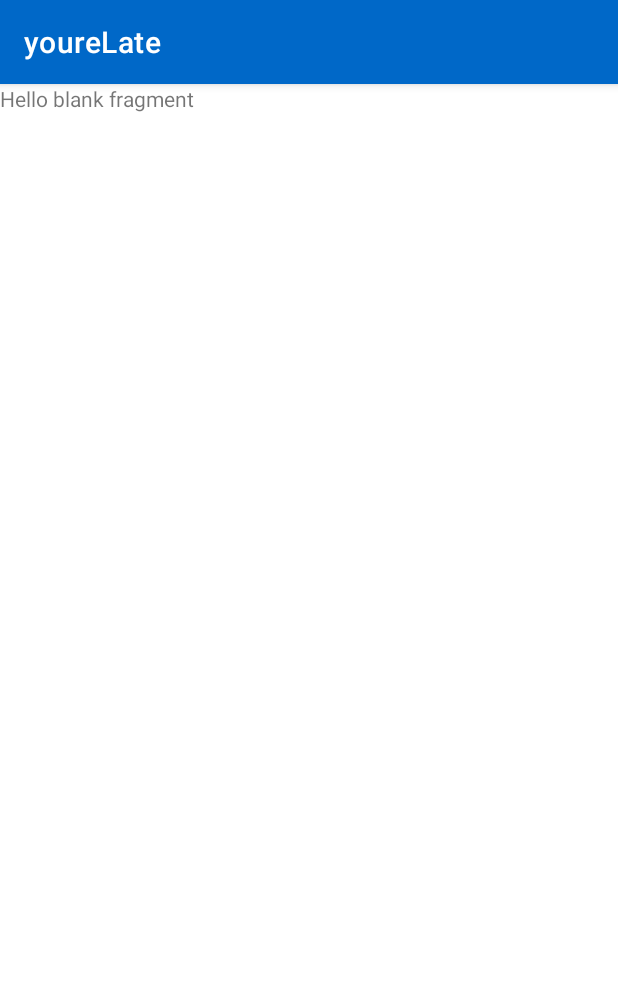
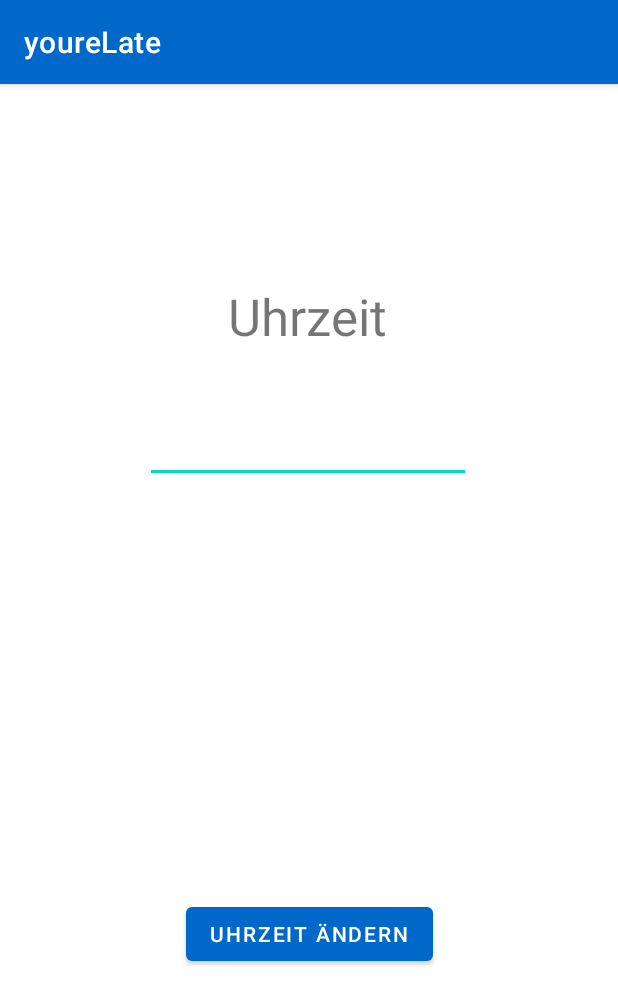
Before and after one commit to EniatinusJr/AndroidApp, an Android app: the fragment TimeFragment shown on its own in the app's theme, on a phone screen of 412 x 824 dp. Shown: the top 1005 px of the screen. Run offline under Robolectric (Android 15) with nearby library versions, the phone set to English and light mode, and no system bars.

Commit message:
change layout of time view

```diff
--- a/youreLate/app/src/main/res/layout/fragment_time.xml
+++ b/youreLate/app/src/main/res/layout/fragment_time.xml
@@ -1,14 +1,48 @@
 <?xml version="1.0" encoding="utf-8"?>
-<FrameLayout xmlns:android="http://schemas.android.com/apk/res/android"
+<androidx.constraintlayout.widget.ConstraintLayout xmlns:android="http://schemas.android.com/apk/res/android"
+    xmlns:app="http://schemas.android.com/apk/res-auto"
     xmlns:tools="http://schemas.android.com/tools"
     android:layout_width="match_parent"
     android:layout_height="match_parent"
     tools:context=".TimeFragment">
 
-    <!-- TODO: Update blank fragment layout -->
     <TextView
-        android:layout_width="match_parent"
-        android:layout_height="match_parent"
-        android:text="@string/hello_blank_fragment" />
+        android:id="@+id/textView3"
+        android:layout_width="wrap_content"
+        android:layout_height="wrap_content"
+        android:layout_marginStart="152dp"
+        android:layout_marginTop="132dp"
+        android:layout_marginEnd="153dp"
+        android:text="Uhrzeit"
+        android:textAlignment="center"
+        android:textSize="34sp"
+        app:layout_constraintEnd_toEndOf="parent"
+        app:layout_constraintHorizontal_bias="0.0"
+        app:layout_constraintStart_toStartOf="parent"
+        app:layout_constraintTop_toTopOf="parent" />
 
-</FrameLayout>
+    <EditText
+        android:id="@+id/editTextTime"
+        android:layout_width="217dp"
+        android:layout_height="51dp"
+        android:layout_marginStart="100dp"
+        android:layout_marginTop="37dp"
+        android:layout_marginEnd="101dp"
+        android:ems="10"
+        android:inputType="time"
+        app:layout_constraintEnd_toEndOf="parent"
+        app:layout_constraintStart_toStartOf="parent"
+        app:layout_constraintTop_toBottomOf="@+id/textView3" />
+
+    <Button
+        android:id="@+id/button_changeTime"
+        android:layout_width="wrap_content"
+        android:layout_height="wrap_content"
+        android:layout_marginStart="123dp"
+        android:layout_marginEnd="123dp"
+        android:layout_marginBottom="177dp"
+        android:text="Uhrzeit ändern"
+        app:layout_constraintBottom_toBottomOf="parent"
+        app:layout_constraintEnd_toEndOf="parent"
+        app:layout_constraintStart_toStartOf="parent" />
+</androidx.constraintlayout.widget.ConstraintLayout>
```
